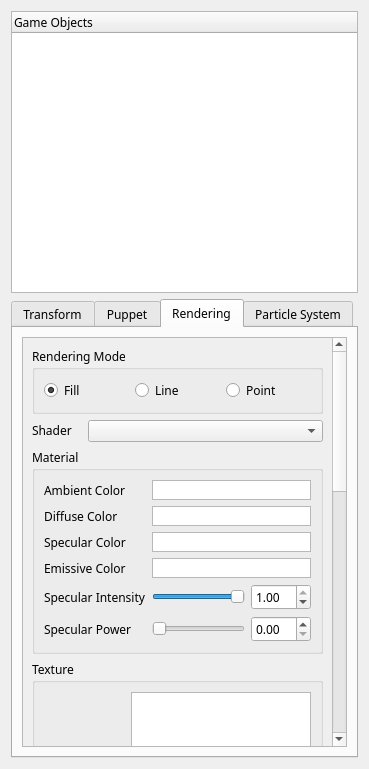
Qt form Source/UI/HierarchyWidget.ui (kevinmore/Project-Nebula) before a commit.
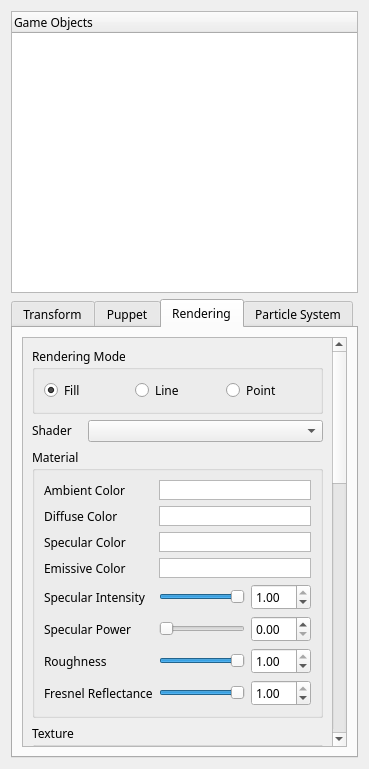
The same form after that commit.

Patch:
```diff
--- a/Source/UI/HierarchyWidget.ui
+++ b/Source/UI/HierarchyWidget.ui
@@ -688,7 +688,7 @@
             <x>0</x>
             <y>0</y>
             <width>308</width>
-            <height>1095</height>
+            <height>1157</height>
            </rect>
           </property>
           <layout class="QVBoxLayout" name="verticalLayout_4">
@@ -932,22 +932,6 @@
                   </property>
                  </widget>
                 </item>
-                <item row="4" column="0">
-                 <widget class="QLabel" name="label_47">
-                  <property name="sizePolicy">
-                   <sizepolicy hsizetype="Preferred" vsizetype="Preferred">
-                    <horstretch>0</horstretch>
-                    <verstretch>0</verstretch>
-                   </sizepolicy>
-                  </property>
-                  <property name="text">
-                   <string>Specular Intensity</string>
-                  </property>
-                  <property name="alignment">
-                   <set>Qt::AlignLeading|Qt::AlignLeft|Qt::AlignVCenter</set>
-                  </property>
-                 </widget>
-                </item>
                 <item row="3" column="1">
                  <widget class="QGraphicsView" name="graphicsView_EmissiveColorPicker">
                   <property name="sizePolicy">
@@ -1028,6 +1012,150 @@
                   </property>
                  </widget>
                 </item>
+                <item row="7" column="0">
+                 <widget class="QLabel" name="label_56">
+                  <property name="sizePolicy">
+                   <sizepolicy hsizetype="Preferred" vsizetype="Preferred">
+                    <horstretch>0</horstretch>
+                    <verstretch>0</verstretch>
+                   </sizepolicy>
+                  </property>
+                  <property name="text">
+                   <string>Fresnel Reflectance</string>
+                  </property>
+                  <property name="alignment">
+                   <set>Qt::AlignLeading|Qt::AlignLeft|Qt::AlignVCenter</set>
+                  </property>
+                 </widget>
+                </item>
+                <item row="4" column="0">
+                 <widget class="QLabel" name="label_47">
+                  <property name="sizePolicy">
+                   <sizepolicy hsizetype="Preferred" vsizetype="Preferred">
+                    <horstretch>0</horstretch>
+                    <verstretch>0</verstretch>
+                   </sizepolicy>
+                  </property>
+                  <property name="text">
+                   <string>Specular Intensity</string>
+                  </property>
+                  <property name="alignment">
+                   <set>Qt::AlignLeading|Qt::AlignLeft|Qt::AlignVCenter</set>
+                  </property>
+                 </widget>
+                </item>
+                <item row="6" column="1">
+                 <layout class="QHBoxLayout" name="horizontalLayout_37">
+                  <item>
+                   <widget class="QSlider" name="horizontalSlider_Roughness">
+                    <property name="maximum">
+                     <number>100</number>
+                    </property>
+                    <property name="value">
+                     <number>100</number>
+                    </property>
+                    <property name="orientation">
+                     <enum>Qt::Horizontal</enum>
+                    </property>
+                   </widget>
+                  </item>
+                  <item>
+                   <widget class="QDoubleSpinBox" name="doubleSpinBox_Roughness">
+                    <property name="sizePolicy">
+                     <sizepolicy hsizetype="Fixed" vsizetype="Fixed">
+                      <horstretch>0</horstretch>
+                      <verstretch>0</verstretch>
+                     </sizepolicy>
+                    </property>
+                    <property name="minimumSize">
+                     <size>
+                      <width>60</width>
+                      <height>0</height>
+                     </size>
+                    </property>
+                    <property name="maximumSize">
+                     <size>
+                      <width>60</width>
+                      <height>16777215</height>
+                     </size>
+                    </property>
+                    <property name="maximum">
+                     <double>1.000000000000000</double>
+                    </property>
+                    <property name="singleStep">
+                     <double>0.100000000000000</double>
+                    </property>
+                    <property name="value">
+                     <double>1.000000000000000</double>
+                    </property>
+                   </widget>
+                  </item>
+                 </layout>
+                </item>
+                <item row="6" column="0">
+                 <widget class="QLabel" name="label_55">
+                  <property name="sizePolicy">
+                   <sizepolicy hsizetype="Preferred" vsizetype="Preferred">
+                    <horstretch>0</horstretch>
+                    <verstretch>0</verstretch>
+                   </sizepolicy>
+                  </property>
+                  <property name="text">
+                   <string>Roughness</string>
+                  </property>
+                  <property name="alignment">
+                   <set>Qt::AlignLeading|Qt::AlignLeft|Qt::AlignVCenter</set>
+                  </property>
+                 </widget>
+                </item>
+                <item row="7" column="1">
+                 <layout class="QHBoxLayout" name="horizontalLayout_38">
+                  <item>
+                   <widget class="QSlider" name="horizontalSlider_fresnelReflectance">
+                    <property name="maximum">
+                     <number>100</number>
+                    </property>
+                    <property name="value">
+                     <number>100</number>
+                    </property>
+                    <property name="orientation">
+                     <enum>Qt::Horizontal</enum>
+                    </property>
+                   </widget>
+                  </item>
+                  <item>
+                   <widget class="QDoubleSpinBox" name="doubleSpinBox_fresnelReflectance">
+                    <property name="sizePolicy">
+                     <sizepolicy hsizetype="Fixed" vsizetype="Fixed">
+                      <horstretch>0</horstretch>
+                      <verstretch>0</verstretch>
+                     </sizepolicy>
+                    </property>
+                    <property name="minimumSize">
+                     <size>
+                      <width>60</width>
+                      <height>0</height>
+                     </size>
+                    </property>
+                    <property name="maximumSize">
+                     <size>
+                      <width>60</width>
+                      <height>16777215</height>
+                     </size>
+                    </property>
+                    <property name="maximum">
+                     <double>1.000000000000000</double>
+                    </property>
+                    <property name="singleStep">
+                     <double>0.100000000000000</double>
+                    </property>
+                    <property name="value">
+                     <double>1.000000000000000</double>
+                    </property>
+                   </widget>
+                  </item>
+                 </layout>
+                </item>
                </layout>
               </item>
              </layout>
```
